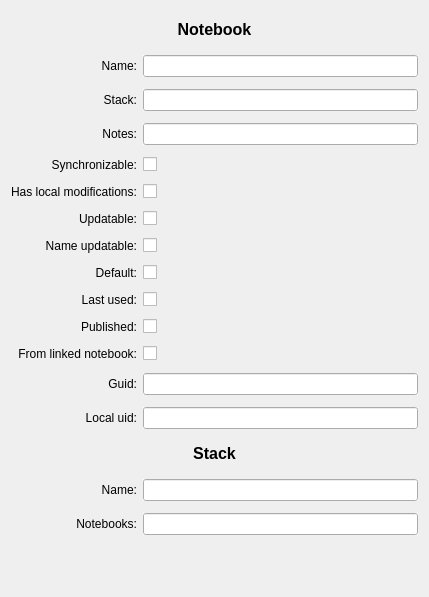
Before: the Qt Designer form quentier/src/widgets/NotebookModelItemInfoWidget.ui in d1vanov/quentier, drawn with Qt 5.
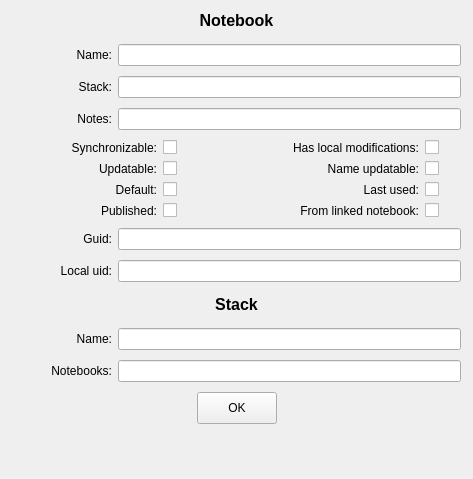
After: the same form once the commit is applied.

Commit message: Issue #85: improve the notebook model item info widget + its interconnections with other widgets

What changed in the file:
```diff
--- a/quentier/src/widgets/NotebookModelItemInfoWidget.ui
+++ b/quentier/src/widgets/NotebookModelItemInfoWidget.ui
@@ -6,10 +6,16 @@
    <rect>
     <x>0</x>
     <y>0</y>
-    <width>429</width>
-    <height>597</height>
+    <width>473</width>
+    <height>479</height>
    </rect>
   </property>
+  <property name="sizePolicy">
+   <sizepolicy hsizetype="Maximum" vsizetype="Minimum">
+    <horstretch>0</horstretch>
+    <verstretch>0</verstretch>
+   </sizepolicy>
+  </property>
   <property name="font">
    <font>
     <stylestrategy>PreferAntialias</stylestrategy>
@@ -19,7 +25,291 @@
    <string>Form</string>
   </property>
   <layout class="QGridLayout" name="gridLayout">
-   <item row="0" column="0" colspan="2">
+   <property name="leftMargin">
+    <number>12</number>
+   </property>
+   <property name="topMargin">
+    <number>4</number>
+   </property>
+   <property name="rightMargin">
+    <number>12</number>
+   </property>
+   <property name="bottomMargin">
+    <number>4</number>
+   </property>
+   <item row="4" column="0" colspan="2">
+    <layout class="QGridLayout" name="leftSideCheckboxesGridLayout">
+     <property name="leftMargin">
+      <number>20</number>
+     </property>
+     <item row="3" column="0">
+      <widget class="QLabel" name="notebookPublishedLabel">
+       <property name="text">
+        <string>Published:</string>
+       </property>
+       <property name="alignment">
+        <set>Qt::AlignRight|Qt::AlignTrailing|Qt::AlignVCenter</set>
+       </property>
+      </widget>
+     </item>
+     <item row="0" column="1">
+      <widget class="QCheckBox" name="notebookSynchronizableCheckBox"/>
+     </item>
+     <item row="2" column="1">
+      <widget class="QCheckBox" name="notebookDefaultCheckBox"/>
+     </item>
+     <item row="0" column="0">
+      <widget class="QLabel" name="notebookSynchronizableLabel">
+       <property name="text">
+        <string>Synchronizable:</string>
+       </property>
+       <property name="alignment">
+        <set>Qt::AlignRight|Qt::AlignTrailing|Qt::AlignVCenter</set>
+       </property>
+      </widget>
+     </item>
+     <item row="1" column="1">
+      <widget class="QCheckBox" name="notebookUpdatableCheckBox"/>
+     </item>
+     <item row="3" column="1">
+      <widget class="QCheckBox" name="notebookPublishedCheckBox"/>
+     </item>
+     <item row="1" column="0">
+      <widget class="QLabel" name="notebookUpdatableLabel">
+       <property name="text">
+        <string>Updatable:</string>
+       </property>
+       <property name="alignment">
+        <set>Qt::AlignRight|Qt::AlignTrailing|Qt::AlignVCenter</set>
+       </property>
+      </widget>
+     </item>
+     <item row="2" column="0">
+      <widget class="QLabel" name="notebookDefaultLabel">
+       <property name="text">
+        <string>Default:</string>
+       </property>
+       <property name="alignment">
+        <set>Qt::AlignRight|Qt::AlignTrailing|Qt::AlignVCenter</set>
+       </property>
+      </widget>
+     </item>
+    </layout>
+   </item>
+   <item row="7" column="0" colspan="3">
+    <widget class="QLabel" name="stackLabel">
+     <property name="minimumSize">
+      <size>
+       <width>0</width>
+       <height>26</height>
+      </size>
+     </property>
+     <property name="maximumSize">
+      <size>
+       <width>16777215</width>
+       <height>26</height>
+      </size>
+     </property>
+     <property name="font">
+      <font>
+       <pointsize>12</pointsize>
+       <weight>75</weight>
+       <bold>true</bold>
+      </font>
+     </property>
+     <property name="text">
+      <string>Stack</string>
+     </property>
+     <property name="alignment">
+      <set>Qt::AlignCenter</set>
+     </property>
+     <property name="textInteractionFlags">
+      <set>Qt::TextSelectableByKeyboard|Qt::TextSelectableByMouse</set>
+     </property>
+    </widget>
+   </item>
+   <item row="4" column="2">
+    <layout class="QGridLayout" name="rightSideCheckboxesGridLayout">
+     <item row="0" column="0">
+      <widget class="QLabel" name="notebookDirtyLabel">
+       <property name="text">
+        <string>Has local modifications:</string>
+       </property>
+      </widget>
+     </item>
+     <item row="0" column="1">
+      <widget class="QCheckBox" name="notebookDirtyCheckBox"/>
+     </item>
+     <item row="1" column="0">
+      <widget class="QLabel" name="notebookNameUpdatableLabel">
+       <property name="text">
+        <string>Name updatable:</string>
+       </property>
+       <property name="alignment">
+        <set>Qt::AlignRight|Qt::AlignTrailing|Qt::AlignVCenter</set>
+       </property>
+      </widget>
+     </item>
+     <item row="1" column="1">
+      <widget class="QCheckBox" name="notebookNameUpdatableCheckBox"/>
+     </item>
+     <item row="2" column="0">
+      <widget class="QLabel" name="notebookLastUsedLabel">
+       <property name="text">
+        <string>Last used:</string>
+       </property>
+       <property name="alignment">
+        <set>Qt::AlignRight|Qt::AlignTrailing|Qt::AlignVCenter</set>
+       </property>
+      </widget>
+     </item>
+     <item row="2" column="1">
+      <widget class="QCheckBox" name="notebookLastUsedCheckBox"/>
+     </item>
+     <item row="3" column="0">
+      <widget class="QLabel" name="notebookFromLinkedNotebookLabel">
+       <property name="text">
+        <string>From linked notebook:</string>
+       </property>
+       <property name="alignment">
+        <set>Qt::AlignRight|Qt::AlignTrailing|Qt::AlignVCenter</set>
+       </property>
+      </widget>
+     </item>
+     <item row="3" column="1">
+      <widget class="QCheckBox" name="notebookFromLinkedNotebookCheckBox"/>
+     </item>
+    </layout>
+   </item>
+   <item row="3" column="0">
+    <widget class="QLabel" name="notebookNumNotesLabel">
+     <property name="maximumSize">
+      <size>
+       <width>100</width>
+       <height>16777215</height>
+      </size>
+     </property>
+     <property name="text">
+      <string>Notes:</string>
+     </property>
+     <property name="alignment">
+      <set>Qt::AlignRight|Qt::AlignTrailing|Qt::AlignVCenter</set>
+     </property>
+    </widget>
+   </item>
+   <item row="3" column="1" colspan="2">
+    <widget class="QLineEdit" name="notebookNumNotesLineEdit">
+     <property name="readOnly">
+      <bool>true</bool>
+     </property>
+    </widget>
+   </item>
+   <item row="11" column="0">
+    <widget class="QLabel" name="statusBarLabel">
+     <property name="minimumSize">
+      <size>
+       <width>0</width>
+       <height>26</height>
+      </size>
+     </property>
+     <property name="maximumSize">
+      <size>
+       <width>16777215</width>
+       <height>26</height>
+      </size>
+     </property>
+    </widget>
+   </item>
+   <item row="9" column="1" colspan="2">
+    <widget class="QLineEdit" name="stackNumNotebooksLineEdit">
+     <property name="readOnly">
+      <bool>true</bool>
+     </property>
+    </widget>
+   </item>
+   <item row="9" column="0">
+    <widget class="QLabel" name="stackNumNotebooksLabel">
+     <property name="minimumSize">
+      <size>
+       <width>100</width>
+       <height>0</height>
+      </size>
+     </property>
+     <property name="maximumSize">
+      <size>
+       <width>100</width>
+       <height>16777215</height>
+      </size>
+     </property>
+     <property name="text">
+      <string>Notebooks:</string>
+     </property>
+     <property name="alignment">
+      <set>Qt::AlignRight|Qt::AlignTrailing|Qt::AlignVCenter</set>
+     </property>
+    </widget>
+   </item>
+   <item row="8" column="1" colspan="2">
+    <widget class="QLineEdit" name="stackNameLineEdit">
+     <property name="readOnly">
+      <bool>true</bool>
+     </property>
+    </widget>
+   </item>
+   <item row="8" column="0">
+    <widget class="QLabel" name="stackNameLabel">
+     <property name="maximumSize">
+      <size>
+       <width>100</width>
+       <height>16777215</height>
+      </size>
+     </property>
+     <property name="text">
+      <string>Name:</string>
+     </property>
+     <property name="alignment">
+      <set>Qt::AlignRight|Qt::AlignTrailing|Qt::AlignVCenter</set>
+     </property>
+    </widget>
+   </item>
+   <item row="6" column="1" colspan="2">
+    <widget class="QLineEdit" name="notebookLocalUidLineEdit">
+     <property name="readOnly">
+      <bool>true</bool>
+     </property>
+    </widget>
+   </item>
+   <item row="6" column="0">
+    <widget class="QLabel" name="notebookLocalUidLabel">
+     <property name="maximumSize">
+      <size>
+       <width>100</width>
+       <height>16777215</height>
+      </size>
+     </property>
+     <property name="text">
+      <string>Local uid:</string>
+     </property>
+     <property name="alignment">
+      <set>Qt::AlignRight|Qt::AlignTrailing|Qt::AlignVCenter</set>
+     </property>
+    </widget>
+   </item>
+   <item row="5" column="1" colspan="2">
+    <widget class="QLineEdit" name="notebookGuidLineEdit">
+     <property name="readOnly">
+      <bool>true</bool>
+     </property>
+    </widget>
+   </item>
+   <item row="2" column="1" colspan="2">
+    <widget class="QLineEdit" name="notebookStackLineEdit">
+     <property name="readOnly">
+      <bool>true</bool>
+     </property>
+    </widget>
+   </item>
+   <item row="0" column="0" colspan="3">
     <widget class="QLabel" name="notebookLabel">
      <property name="minimumSize">
       <size>
@@ -51,8 +341,21 @@
      </property>
     </widget>
    </item>
+   <item row="1" column="1" colspan="2">
+    <widget class="QLineEdit" name="notebookNameLineEdit">
+     <property name="readOnly">
+      <bool>true</bool>
+     </property>
+    </widget>
+   </item>
    <item row="1" column="0">
     <widget class="QLabel" name="notebookNameLabel">
+     <property name="maximumSize">
+      <size>
+       <width>100</width>
+       <height>16777215</height>
+      </size>
+     </property>
      <property name="text">
       <string>Name:</string>
      </property>
@@ -61,18 +364,14 @@
      </property>
     </widget>
    </item>
-   <item row="1" column="1">
-    <widget class="QLineEdit" name="notebookNameLineEdit">
-     <property name="autoFillBackground">
-      <bool>true</bool>
-     </property>
-     <property name="readOnly">
-      <bool>true</bool>
-     </property>
-    </widget>
-   </item>
    <item row="2" column="0">
     <widget class="QLabel" name="notebookStackLabel">
+     <property name="maximumSize">
+      <size>
+       <width>100</width>
+       <height>16777215</height>
+      </size>
+     </property>
      <property name="text">
       <string>Stack:</string>
      </property>
@@ -81,139 +380,14 @@
      </property>
     </widget>
    </item>
-   <item row="2" column="1">
-    <widget class="QLineEdit" name="notebookStackLineEdit">
-     <property name="autoFillBackground">
-      <bool>true</bool>
-     </property>
-     <property name="readOnly">
-      <bool>true</bool>
-     </property>
-    </widget>
-   </item>
-   <item row="3" column="0">
-    <widget class="QLabel" name="notebookNumNotesLabel">
-     <property name="text">
-      <string>Notes:</string>
-     </property>
-     <property name="alignment">
-      <set>Qt::AlignRight|Qt::AlignTrailing|Qt::AlignVCenter</set>
-     </property>
-    </widget>
-   </item>
-   <item row="3" column="1">
-    <widget class="QLineEdit" name="notebookNumNotesLineEdit">
-     <property name="autoFillBackground">
-      <bool>true</bool>
-     </property>
-     <property name="readOnly">
-      <bool>true</bool>
-     </property>
-    </widget>
-   </item>
-   <item row="4" column="0">
-    <widget class="QLabel" name="notebookSynchronizableLabel">
-     <property name="text">
-      <string>Synchronizable:</string>
-     </property>
-     <property name="alignment">
-      <set>Qt::AlignRight|Qt::AlignTrailing|Qt::AlignVCenter</set>
-     </property>
-    </widget>
-   </item>
-   <item row="4" column="1">
-    <widget class="QCheckBox" name="notebookSynchronizableCheckBox"/>
-   </item>
    <item row="5" column="0">
-    <widget class="QLabel" name="notebookDirtyLabel">
-     <property name="text">
-      <string>Has local modifications:</string>
-     </property>
-    </widget>
-   </item>
-   <item row="5" column="1">
-    <widget class="QCheckBox" name="notebookDirtyCheckBox"/>
-   </item>
-   <item row="6" column="0">
-    <widget class="QLabel" name="notebookUpdatableLabel">
-     <property name="text">
-      <string>Updatable:</string>
-     </property>
-     <property name="alignment">
-      <set>Qt::AlignRight|Qt::AlignTrailing|Qt::AlignVCenter</set>
-     </property>
-    </widget>
-   </item>
-   <item row="6" column="1">
-    <widget class="QCheckBox" name="notebookUpdatableCheckBox"/>
-   </item>
-   <item row="7" column="0">
-    <widget class="QLabel" name="notebookNameUpdatableLabel">
-     <property name="text">
-      <string>Name updatable:</string>
-     </property>
-     <property name="alignment">
-      <set>Qt::AlignRight|Qt::AlignTrailing|Qt::AlignVCenter</set>
-     </property>
-    </widget>
-   </item>
-   <item row="7" column="1">
-    <widget class="QCheckBox" name="notebookNameUpdatableCheckBox"/>
-   </item>
-   <item row="8" column="0">
-    <widget class="QLabel" name="notebookDefaultLabel">
-     <property name="text">
-      <string>Default:</string>
-     </property>
-     <property name="alignment">
-      <set>Qt::AlignRight|Qt::AlignTrailing|Qt::AlignVCenter</set>
-     </property>
-    </widget>
-   </item>
-   <item row="8" column="1">
-    <widget class="QCheckBox" name="notebookDefaultCheckBox"/>
-   </item>
-   <item row="9" column="0">
-    <widget class="QLabel" name="notebookLastUsedLabel">
-     <property name="text">
-      <string>Last used:</string>
-     </property>
-     <property name="alignment">
-      <set>Qt::AlignRight|Qt::AlignTrailing|Qt::AlignVCenter</set>
-     </property>
-    </widget>
-   </item>
-   <item row="9" column="1">
-    <widget class="QCheckBox" name="notebookLastUsedCheckBox"/>
-   </item>
-   <item row="10" column="0">
-    <widget class="QLabel" name="notebookPublishedLabel">
-     <property name="text">
-      <string>Published:</string>
-     </property>
-     <property name="alignment">
-      <set>Qt::AlignRight|Qt::AlignTrailing|Qt::AlignVCenter</set>
-     </property>
-    </widget>
-   </item>
-   <item row="10" column="1">
-    <widget class="QCheckBox" name="notebookPublishedCheckBox"/>
-   </item>
-   <item row="11" column="0">
-    <widget class="QLabel" name="notebookFromLinkedNotebookLabel">
-     <property name="text">
-      <string>From linked notebook:</string>
-     </property>
-     <property name="alignment">
-      <set>Qt::AlignRight|Qt::AlignTrailing|Qt::AlignVCenter</set>
-     </property>
-    </widget>
-   </item>
-   <item row="11" column="1">
-    <widget class="QCheckBox" name="notebookFromLinkedNotebookCheckBox"/>
-   </item>
-   <item row="12" column="0">
     <widget class="QLabel" name="notebookGuidLabel">
+     <property name="maximumSize">
+      <size>
+       <width>100</width>
+       <height>16777215</height>
+      </size>
+     </property>
      <property name="text">
       <string>Guid:</string>
      </property>
@@ -222,123 +396,63 @@
      </property>
     </widget>
    </item>
-   <item row="12" column="1">
-    <widget class="QLineEdit" name="notebookGuidLineEdit">
-     <property name="autoFillBackground">
-      <bool>true</bool>
+   <item row="10" column="0" colspan="3">
+    <layout class="QHBoxLayout" name="OkButtonLayout">
+     <property name="spacing">
+      <number>0</number>
      </property>
-     <property name="readOnly">
-      <bool>true</bool>
+     <property name="leftMargin">
+      <number>0</number>
      </property>
-    </widget>
-   </item>
-   <item row="13" column="0">
-    <widget class="QLabel" name="notebookLocalUidLabel">
-     <property name="text">
-      <string>Local uid:</string>
+     <property name="topMargin">
+      <number>0</number>
      </property>
-     <property name="alignment">
-      <set>Qt::AlignRight|Qt::AlignTrailing|Qt::AlignVCenter</set>
+     <property name="rightMargin">
+      <number>0</number>
      </property>
-    </widget>
-   </item>
-   <item row="13" column="1">
-    <widget class="QLineEdit" name="notebookLocalUidLineEdit">
-     <property name="autoFillBackground">
-      <bool>true</bool>
+     <property name="bottomMargin">
+      <number>0</number>
      </property>
-     <property name="readOnly">
-      <bool>true</bool>
-     </property>
-    </widget>
-   </item>
-   <item row="14" column="0" colspan="2">
-    <widget class="QLabel" name="stackLabel">
-     <property name="minimumSize">
-      <size>
-       <width>0</width>
-       <height>26</height>
-      </size>
-     </property>
-     <property name="maximumSize">
-      <size>
-       <width>16777215</width>
-       <height>26</height>
-      </size>
-     </property>
-     <property name="font">
-      <font>
-       <pointsize>12</pointsize>
-       <weight>75</weight>
-       <bold>true</bold>
-      </font>
-     </property>
-     <property name="text">
-      <string>Stack</string>
-     </property>
-     <property name="alignment">
-      <set>Qt::AlignCenter</set>
-     </property>
-     <property name="textInteractionFlags">
-      <set>Qt::TextSelectableByKeyboard|Qt::TextSelectableByMouse</set>
-     </property>
-    </widget>
-   </item>
-   <item row="15" column="0">
-    <widget class="QLabel" name="stackNameLabel">
-     <property name="text">
-      <string>Name:</string>
-     </property>
-     <property name="alignment">
-      <set>Qt::AlignRight|Qt::AlignTrailing|Qt::AlignVCenter</set>
-     </property>
-    </widget>
-   </item>
-   <item row="15" column="1">
-    <widget class="QLineEdit" name="stackNameLineEdit">
-     <property name="autoFillBackground">
-      <bool>true</bool>
-     </property>
-     <property name="readOnly">
-      <bool>true</bool>
-     </property>
-    </widget>
-   </item>
-   <item row="16" column="0">
-    <widget class="QLabel" name="stackNumNotebooksLabel">
-     <property name="text">
-      <string>Notebooks:</string>
-     </property>
-     <property name="alignment">
-      <set>Qt::AlignRight|Qt::AlignTrailing|Qt::AlignVCenter</set>
-     </property>
-    </widget>
-   </item>
-   <item row="16" column="1">
-    <widget class="QLineEdit" name="stackNumNotebooksLineEdit">
-     <property name="autoFillBackground">
-      <bool>true</bool>
-     </property>
-     <property name="readOnly">
-      <bool>true</bool>
-     </property>
-    </widget>
-   </item>
-   <item row="17" column="0" colspan="2">
-    <widget class="QLabel" name="statusBarLabel">
-     <property name="minimumSize">
-      <size>
-       <width>0</width>
-       <height>26</height>
-      </size>
-     </property>
-     <property name="maximumSize">
-      <size>
-       <width>16777215</width>
-       <height>26</height>
-      </size>
-     </property>
-    </widget>
+     <item>
+      <spacer name="leftSpacer">
+       <property name="orientation">
+        <enum>Qt::Horizontal</enum>
+       </property>
+       <property name="sizeHint" stdset="0">
+        <size>
+         <width>40</width>
+         <height>20</height>
+        </size>
+       </property>
+      </spacer>
+     </item>
+     <item>
+      <widget class="QPushButton" name="okButton">
+       <property name="maximumSize">
+        <size>
+         <width>16777215</width>
+         <height>32</height>
+        </size>
+       </property>
+       <property name="text">
+        <string notr="true">OK</string>
+       </property>
+      </widget>
+     </item>
+     <item>
+      <spacer name="rightSpacer">
+       <property name="orientation">
+        <enum>Qt::Horizontal</enum>
+       </property>
+       <property name="sizeHint" stdset="0">
+        <size>
+         <width>40</width>
+         <height>20</height>
+        </size>
+       </property>
+      </spacer>
+     </item>
+    </layout>
    </item>
   </layout>
  </widget>
```
The commit also changes 5 other files.
